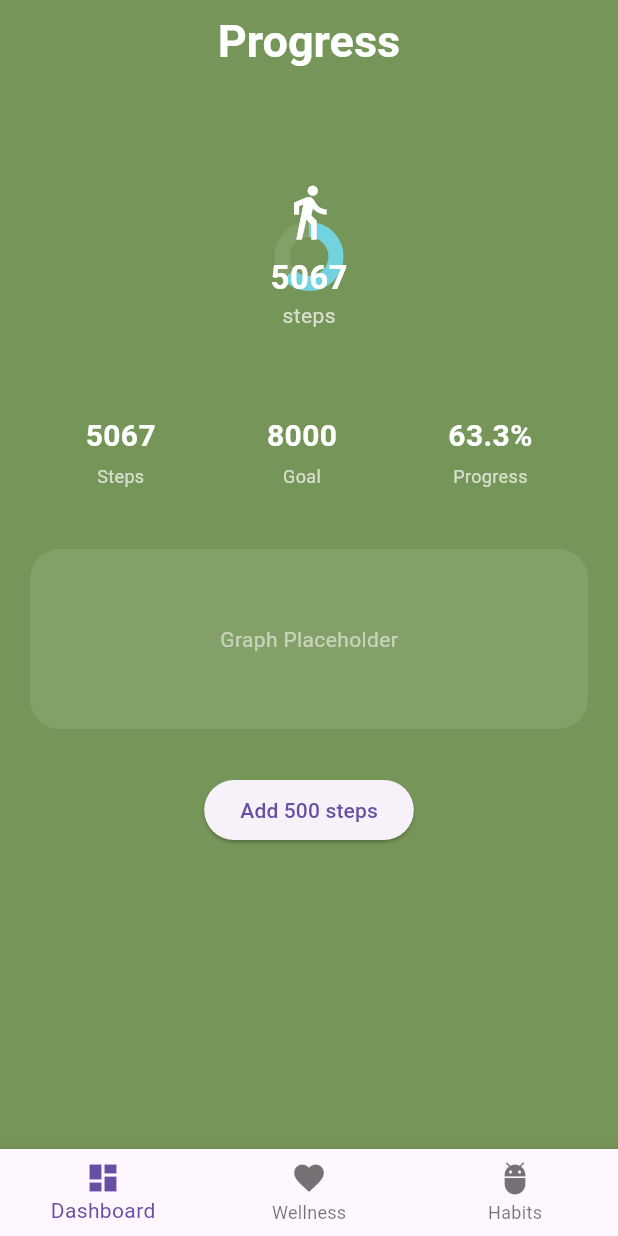
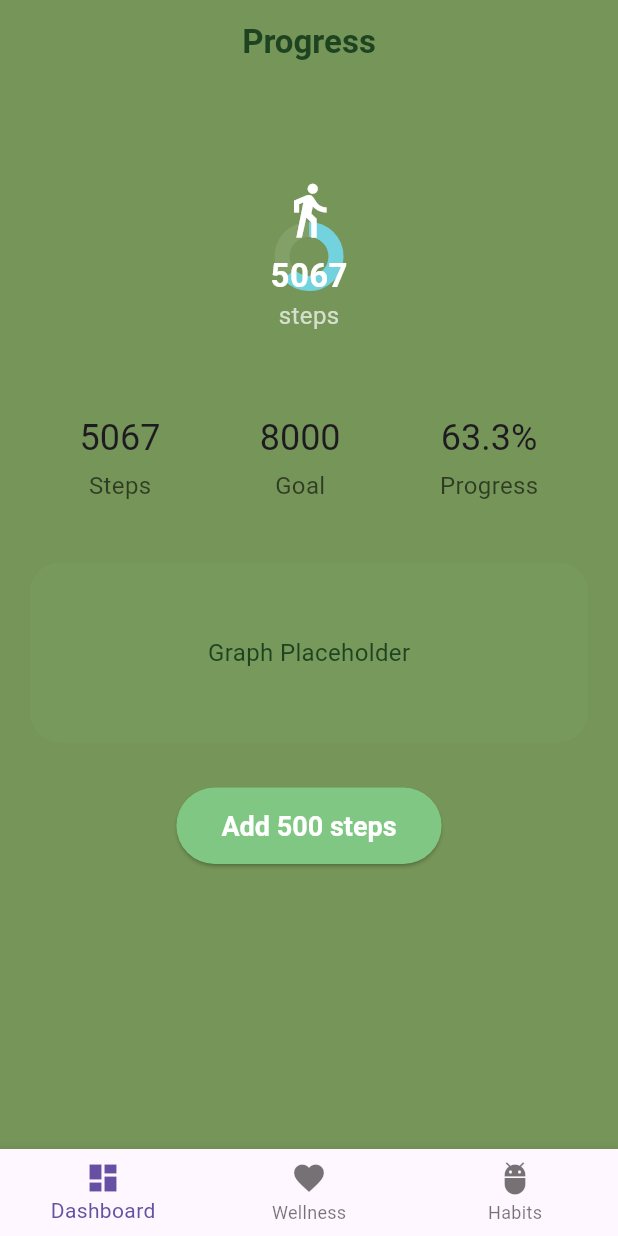
Before and after one commit to natalia0sperczynska/wellness_app, a Flutter app: the screen it shows after launch, after a tap on "Add 500 steps", on a phone screen of 412 x 824 dp. Run offline on Flutter 3.47's test engine with Material 3 defaults, Android fonts, the phone set to English and light mode, and no system bars; our stand-ins replace google_fonts, percent_indicator, shared_preferences; Roboto replaces fonts that are missing (IndieFlower).

Commit message:
Theme code refactorization

```diff
--- a/lib/app.dart
+++ b/lib/app.dart
@@ -1,4 +1,5 @@
 import 'package:wellness_app/pages/home_page.dart';
+import 'package:wellness_app/styles/themes.dart' as app_theme;
 
 import 'commons.dart';
 
@@ -10,7 +11,7 @@ class WellnessApp extends StatelessWidget {
   Widget build(BuildContext context) {
     return MaterialApp(
       title: 'Wellness App',
-      theme: lightTheme,
+      theme: app_theme.lightTheme,
       home: const HomePage(),
       debugShowCheckedModeBanner: false,
       // home: const MyHomePage(title: 'Wellness App'),
--- a/lib/commons.dart
+++ b/lib/commons.dart
@@ -5,7 +5,6 @@ export 'package:provider/provider.dart';
 export 'styles/colors.dart';
 export 'styles/styles.dart';
 export 'styles/sizes.dart';
-export 'styles/themes.dart';
 
 //widgets
 export 'widgets/get_greetings.dart';
--- a/lib/pages/dashboard/dashboard_page.dart
+++ b/lib/pages/dashboard/dashboard_page.dart
@@ -4,14 +4,15 @@ class DashboardPage extends StatelessWidget {
 
   @override
   Widget build(BuildContext context) {
+    final theme = Theme.of(context);
+    final textTheme =Theme.of(context).textTheme;
     return ChangeNotifierProvider(
       create: (_) => DashboardPageController(),
       child: Consumer<DashboardPageController>(
         builder: (context, controller, _) {
           return Scaffold(
             appBar: AppBar(
-              backgroundColor: Colors.transparent,
-              title: const Text('Progress', style: TextStyle(color: Colors.white)),
+              title: const Text('Progress'),
               centerTitle: true,
             ),
             body: Padding(
@@ -37,15 +38,15 @@ class DashboardPage extends StatelessWidget {
                   const SizedBox(height: 40),
                   Container(
                     height: 120,
+                    width: double.infinity,
                     decoration: BoxDecoration(
-                      color: Colors.white10,
+                      color: theme.primaryColor.withOpacity(0.1),
                       borderRadius: BorderRadius.circular(20),
                     ),
                     child: const Center(
                       child: Text(
                         "Graph Placeholder",
-                        style: TextStyle(color: Colors.white54),
-                      ),
+                      )
                     ),
                   ),
                   const SizedBox(height: 30),
@@ -71,20 +72,19 @@ class _InfoCard extends StatelessWidget {
 
   @override
   Widget build(BuildContext context) {
+    final textTheme = Theme.of(context).textTheme;
     return Column(
       children: [
         Text(
           value,
-          style: const TextStyle(
-            color: Colors.white,
-            fontSize: 20,
-            fontWeight: FontWeight.bold,
-          ),
+          style: textTheme.headlineSmall,
         ),
         const SizedBox(height: 4),
         Text(
           title,
-          style: const TextStyle(color: Colors.white70, fontSize: 12),
+          style: textTheme.bodyMedium?.copyWith(
+    color: Theme.of(context).hintColor,
+          ),
         ),
       ],
     );
--- a/lib/pages/habits/habits_page.dart
+++ b/lib/pages/habits/habits_page.dart
@@ -45,7 +45,6 @@ class _HabitsPageState extends State<HabitsPage> {
       context: context,
       isScrollControlled: true,
       useSafeArea: true,
-      backgroundColor: AppColors.backgroundColor,
       builder: (context) => _HabitFormSheet(initialHabit: habit),
     );
 
@@ -122,7 +121,6 @@ class _HabitsPageState extends State<HabitsPage> {
     final colorScheme = theme.colorScheme;
 
     return Scaffold(
-      backgroundColor: AppColors.backgroundColor,
       floatingActionButton: FloatingActionButton.extended(
         onPressed: () => _openHabitForm(),
         icon: const Icon(Icons.add),
@@ -130,7 +128,7 @@ class _HabitsPageState extends State<HabitsPage> {
       ),
       body: SafeArea(
         child: _isLoading
-            ? Center(child: CircularProgressIndicator(color: colorScheme.primary))
+            ? Center(child: CircularProgressIndicator())
             : CustomScrollView(
           slivers: [
             SliverToBoxAdapter(
@@ -145,19 +143,14 @@ class _HabitsPageState extends State<HabitsPage> {
                     const SizedBox(height: 40),
                     Text(
                       'Today\'s Habits',
-                      style: theme.textTheme.headlineMedium?.copyWith(
-                        color: colorScheme.onSurface,
-                        fontWeight: FontWeight.w600,
-                        letterSpacing: -0.5,
-                      ),
+                      style: theme.textTheme.headlineMedium,
                     ),
                     const SizedBox(height: 4),
                     Text(
                       'Build your best self, one habit at a time',
                       style: theme.textTheme.bodyMedium?.copyWith(
-                        color: colorScheme.onSurface.withValues(alpha: 0.6),
+                        color: theme.hintColor),
                       ),
-                    ),
                   ],
                 ),
               ),
--- a/lib/pages/mood/mood_page.dart
+++ b/lib/pages/mood/mood_page.dart
@@ -6,15 +6,15 @@ class MoodPage extends StatelessWidget {
 
   @override
   Widget build(BuildContext context) {
+    final textTheme = Theme.of(context).textTheme;
+
     return ChangeNotifierProvider(
       create: (_) => MoodController(),
       child: Consumer<MoodController>(
         builder: (context, controller, child) {
           return Scaffold(
             appBar: AppBar(
-              title: Text('Track Your Mood', style: TextStyle()),
-              backgroundColor: Colors.transparent,
-              elevation: 0,
+              title: Text('Track Your Mood'),
             ),
             body: Center(
               child: Padding(
@@ -22,12 +22,9 @@ class MoodPage extends StatelessWidget {
                 child: Column(
                   mainAxisAlignment: MainAxisAlignment.center,
                   children: [
-                    const Text(
+                    Text(
                       'How are you feeling today?',
-                      style: TextStyle(
-                        fontSize: 22,
-                        fontWeight: FontWeight.w600,
-                      ),
+                      style:textTheme.headlineSmall,
                       textAlign: TextAlign.center,
                     ),
                     const SizedBox(height: 40),
@@ -42,10 +39,9 @@ class MoodPage extends StatelessWidget {
                     if (controller.selectedMoodValue != null)
                       Text(
                         "Selected Mood: ${_getMoodText(controller.selectedMoodValue!)}",
-                        style: const TextStyle(
-                          fontSize: 18,
-                          fontWeight: FontWeight.w500,
+                        style: textTheme.titleMedium?.copyWith(
                           color: AppColors.primaryColor,
+                          fontWeight: FontWeight.w600,
                         ),
                       ),
                     const SizedBox(height: 20),
@@ -68,16 +64,9 @@ class MoodPage extends StatelessWidget {
                               //_showSuccessSnackbar(context);
                             }
                           : null,
-                      style: ElevatedButton.styleFrom(
-                        backgroundColor: AppColors.primaryColor,
-                        padding: const EdgeInsets.symmetric(
-                          horizontal: 40,
-                          vertical: 15,
-                        ),
-                      ),
+
                       child: const Text(
                         'Save Mood',
-                        style: TextStyle(fontSize: 18),
                       ),
                     ),
                   ],
--- a/lib/pages/mood/mood_selector.dart
+++ b/lib/pages/mood/mood_selector.dart
@@ -11,6 +11,7 @@ class MoodSelector extends StatelessWidget {
 
   @override
   Widget build(BuildContext context) {
+    final theme = Theme.of(context);
     return Row(
       mainAxisAlignment: MainAxisAlignment.spaceEvenly,
       children: [
--- a/lib/styles/colors.dart
+++ b/lib/styles/colors.dart
@@ -1,6 +1,7 @@
 import 'package:wellness_app/commons.dart';
 
 class AppColors {
+  AppColors._();
   static const Color primaryColor = Color(0xFF81C784);
   static const Color secondaryColor = Color(0xFFC5AED1);
   static const Color accentColor = Color(0xFF72D3DF);
--- a/lib/styles/themes.dart
+++ b/lib/styles/themes.dart
@@ -1,18 +1,36 @@
+import 'package:google_fonts/google_fonts.dart';
 import 'package:wellness_app/commons.dart';
 
-final ThemeData lightTheme = ThemeData(
+final  lightTheme = ThemeData(
   brightness: Brightness.light,
-  // primaryColor: AppColors.primaryColor,
+  primaryColor: AppColors.primaryColor,
   scaffoldBackgroundColor: AppColors.backgroundColor,
   fontFamily: 'IndieFlower',
   textTheme: TextTheme(
-    bodyLarge: TextStyle(fontSize: 24, color: AppColors.textColor),
-    titleLarge: TextStyle(fontSize: 30, fontWeight: FontWeight.bold),
+    displayLarge: GoogleFonts.indieFlower(fontSize: 48, fontWeight: FontWeight.bold, color: AppColors.textColor),
+    headlineMedium: GoogleFonts.indieFlower(fontSize: 24, fontWeight: FontWeight.bold, color: AppColors.textColor),
+    bodyMedium: GoogleFonts.indieFlower(fontSize: 16, color: AppColors.textColor),
+    labelLarge: GoogleFonts.indieFlower(fontSize: 18, fontWeight: FontWeight.bold, color: Colors.white),
   ),
   appBarTheme: AppBarTheme(
-    backgroundColor: AppColors.primaryColor,
-    foregroundColor: Colors.white,
+    backgroundColor: Colors.transparent,
+    elevation: 0,
+    centerTitle: true,
+    titleTextStyle: GoogleFonts.indieFlower(fontSize: 22, fontWeight: FontWeight.bold, color: AppColors.textColor),
+    iconTheme: IconThemeData(color: AppColors.primaryColor),
   ),
+  elevatedButtonTheme: ElevatedButtonThemeData(
+    style: ElevatedButton.styleFrom(
+      backgroundColor: AppColors.primaryColor,
+      foregroundColor: Colors.white,
+      padding: const EdgeInsets.symmetric(horizontal: 30, vertical: 15),
+      shape: RoundedRectangleBorder(
+        borderRadius: BorderRadius.circular(30.0)
+      ),
+      textStyle: GoogleFonts.indieFlower(fontSize: 18, fontWeight: FontWeight.bold),
+    ),
+  ),
+
 );
 //todo
 final ThemeData darkTheme = ThemeData();
```
